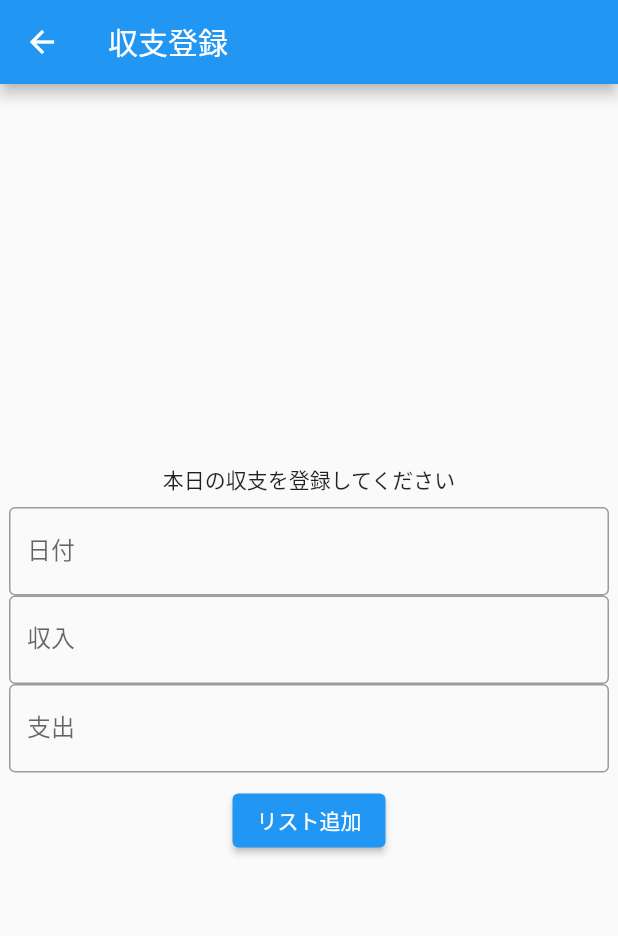
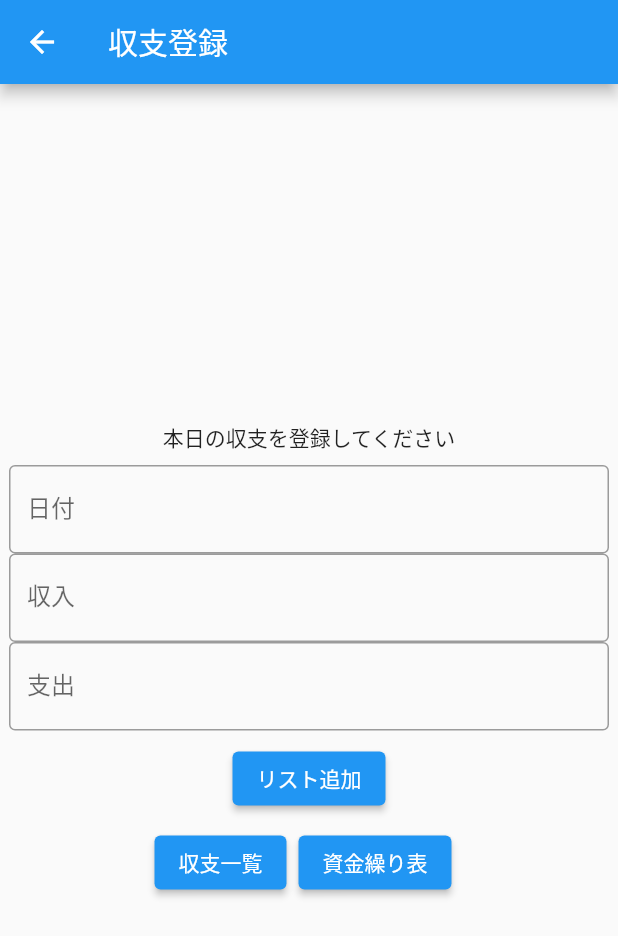
Before and after one commit to mnagatsuka/cashflow-chart-app, a Flutter app: the CashFlowPage screen opened directly, after a tap on "収支登録", on a phone screen of 412 x 824 dp. Shown: the top 936 px of the screen. Run offline on Flutter 3.47's test engine with Material 2 defaults, Android fonts, the phone set to English and light mode, and no system bars.

Commit message:
modify button etc

```diff
--- a/frontend/lib/main.dart
+++ b/frontend/lib/main.dart
@@ -229,6 +229,52 @@ class DataAddPage extends StatelessWidget {
                 ),
               ),
             ),
+            const SizedBox(height: 8),
+            Row(
+              mainAxisAlignment: MainAxisAlignment.center,
+              children: <Widget>[
+                Container(
+                  // 横幅いっぱいに広げる
+                  // width: double.infinity,
+                  // リスト追加ボタン
+                  child: ElevatedButton(
+                    onPressed: () {
+                      // "push"で新規画面に遷移
+                      Navigator.of(context).push(
+                        MaterialPageRoute(builder: (context) {
+                          // 遷移先の画面としてリスト追加画面を指定
+                          return DataListPage(title: '収支一覧');
+                        }),
+                      );
+                    },
+                    child: Text(
+                      '収支一覧', style: TextStyle(color: Colors.white)
+                    ),
+                  ),
+                ),
+                const SizedBox(width: 8),
+                Container(
+                  // 横幅いっぱいに広げる
+                  // width: double.infinity,
+                  // リスト追加ボタン
+                  child: ElevatedButton(
+                    onPressed: () {
+                      // "push"で新規画面に遷移
+                      Navigator.of(context).push(
+                        MaterialPageRoute(builder: (context) {
+                          // 遷移先の画面としてリスト追加画面を指定
+                          return CashFlowPage(title: 'Cash Flow');
+                        }),
+                      );
+                    },
+                    child: Text(
+                      '資金繰り表', style: TextStyle(color: Colors.white)
+                    ),
+                  ),
+                ),
+                const SizedBox(width: 8),
+              ]
+            )
           ],
         ),
       ),
@@ -391,6 +437,7 @@ class _CashFlowPageState extends State<CashFlowPage> {
                     ),
                   ),
                 ),
+                const SizedBox(width: 8),
                 Container(
                   // 横幅いっぱいに広げる
                   // width: double.infinity,
```
